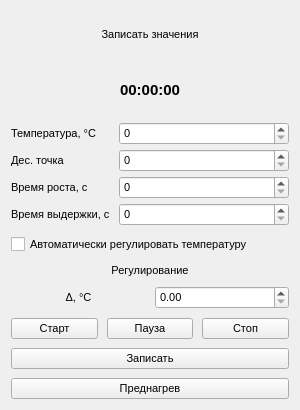
Above: src/ui/widgets/resource/control_panel/control_panel.ui from V0es/crystal-visor before the change. Below: the same form after it.
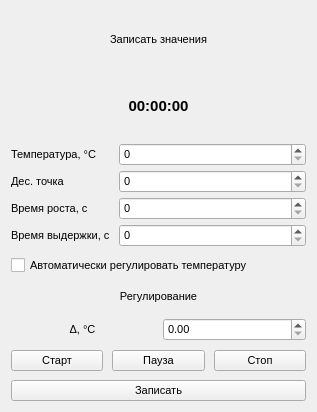
That is the form after the change.

Commit message: removed preheat button

The edit to the form file:
```diff
--- a/src/ui/widgets/resource/control_panel/control_panel.ui
+++ b/src/ui/widgets/resource/control_panel/control_panel.ui
@@ -6,8 +6,8 @@
    <rect>
     <x>0</x>
     <y>0</y>
-    <width>300</width>
-    <height>410</height>
+    <width>317</width>
+    <height>412</height>
    </rect>
   </property>
   <property name="sizePolicy">
@@ -214,13 +214,6 @@
      </property>
     </widget>
    </item>
-   <item>
-    <widget class="QPushButton" name="start_preheat_btn">
-     <property name="text">
-      <string>Преднагрев</string>
-     </property>
-    </widget>
-   </item>
   </layout>
  </widget>
  <resources/>
```
The commit also changes 1 other file.
